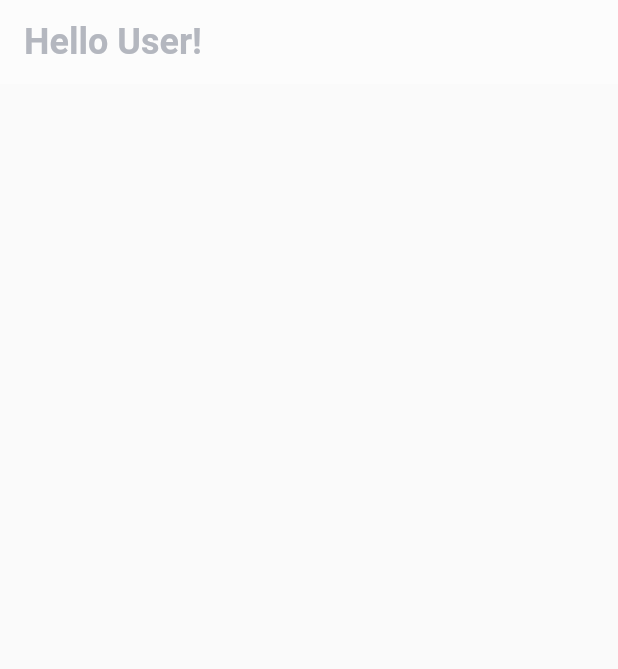
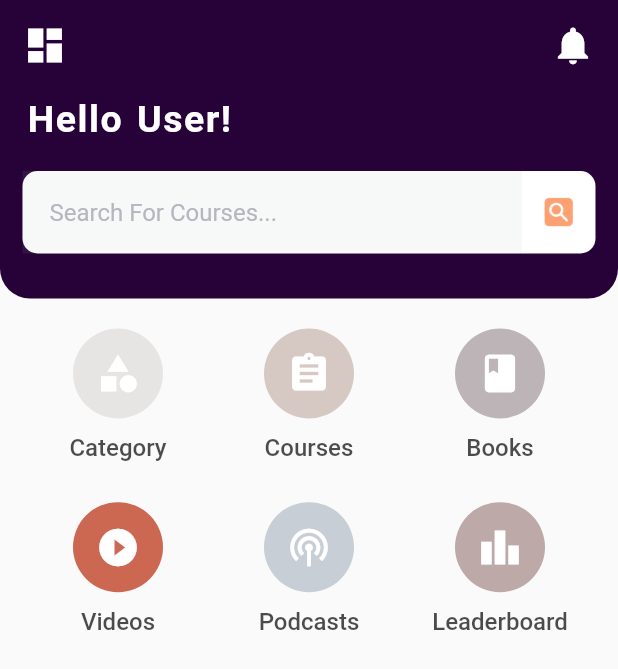
Before and after one commit to rai-Aman/Stellar-Study-Application, a Flutter app: the screen it shows after launch, on a phone screen of 412 x 824 dp. Shown: the top 669 px of the screen. Run offline on Flutter 3.47's test engine with Material 2 defaults, Android fonts, the light colour scheme and no system bars; drawn by our look-alikes of animated_text_kit; our stand-ins replace sqflite; accounts and stored records are empty.

Commit message:
Home page day 1

```diff
--- /dev/null
+++ b/lib/constants/colors.dart
@@ -0,0 +1,8 @@
+import 'package:flutter/material.dart';
+
+const Color catColor1 = Color(0xaaa08080);
+const Color catColor2 = Color(0xbbb5bec7);
+const Color catColor3 = Color(0xccc04327);
+const Color catColor4 = Color(0x66624b53);
+const Color catColor5 = Color(0xcccdbbb5);
+const Color catColor6 = Color(0xeee6e3e2);
--- a/lib/stellarHome.dart
+++ b/lib/stellarHome.dart
@@ -10,28 +10,179 @@
 }
 
 class _MyStellarHomeState extends State<MyStellarHome> {
+  //making category list for user
+  List chooseCategory = [
+    'Category',
+    'Courses',
+    'Books',
+    'Videos',
+    'Podcasts',
+    'Leaderboard',
+  ];
+
+  List<Color> categoryColor = [
+    const Color(0xeee6e3e2),
+    const Color(0xcccdbbb5),
+    const Color(0x66624b53),
+    const Color(0xccc04327),
+    const Color(0xbbb5bec7),
+    const Color(0xaaa08080),
+  ];
+  List<Icon> categoryIcon = [
+    const Icon(Icons.category, color: Colors.white, size: 30),
+    const Icon(Icons.assignment, color: Colors.white, size: 30),
+    const Icon(Icons.book, color: Colors.white, size: 30),
+    const Icon(Icons.play_circle_fill, color: Colors.white, size: 30),
+    const Icon(Icons.podcasts, color: Colors.white, size: 30),
+    const Icon(Icons.leaderboard, color: Colors.white, size: 30),
+  ];
+
   @override
   Widget build(BuildContext context) {
     return Scaffold(
-      appBar: AppBar(
-        backgroundColor: const Color(0xFFFCFCFC),
-        elevation: 0,
-        centerTitle: false,
-        title: AnimatedTextKit(
+      body: ListView(
+        children: [
+          Container(
+            padding:
+                const EdgeInsets.only(top: 15, left: 15, right: 15, bottom: 10),
+            decoration: const BoxDecoration(
+              color: Color.fromARGB(255, 38, 2, 56),
+              borderRadius: BorderRadius.only(
+                bottomLeft: Radius.circular(20),
+                bottomRight: Radius.circular(20),
+              ),
+            ),
+            child: Column(
+              crossAxisAlignment: CrossAxisAlignment.start,
+              children: [
+                Row(
+                  mainAxisAlignment: MainAxisAlignment.spaceBetween,
+                  children: const [
+                    Icon(
+                      Icons.dashboard,
+                      size: 30,
+                      color: Colors.white,
+                    ),
+                    Icon(
+                      Icons.notifications,
+                      size: 30,
+                      color: Colors.white,
+                    )
+                  ],
+                ),
+                const SizedBox(height: 20),
+                Padding(
+                  padding: const EdgeInsets.only(left: 3, bottom: 15),
+                  child: AnimatedTextKit(
                     animatedTexts: [
                       WavyAnimatedText(
                         'Hello User!',
                         textStyle: const TextStyle(
-                fontSize: 24,
-                fontWeight: FontWeight.bold,
-                color: Color(0xFFB4B7BF),
+                          fontSize: 25,
+                          fontWeight: FontWeight.w600,
+                          letterSpacing: 1,
+                          wordSpacing: 2,
+                          color: Colors.white,
                         ),
-              // speed: const Duration(milliseconds: 120),
                       ),
                     ],
                     isRepeatingAnimation: true,
                   ),
                 ),
+                //End of code for upper part
+                Container(
+                  margin: const EdgeInsets.only(top: 5, bottom: 20),
+                  width: MediaQuery.of(context).size.width,
+                  height: 55,
+                  alignment: Alignment.center,
+                  decoration: BoxDecoration(
+                      color: Colors.white,
+                      borderRadius: BorderRadius.circular(10)),
+                  child: Row(
+                    children: [
+                      Expanded(
+                        child: TextFormField(
+                          decoration: InputDecoration(
+                            border: InputBorder.none,
+                            hintText: "Search For Courses...",
+                            fillColor: const Color(0xFFB4B7BF).withOpacity(0.1),
+                            filled: true,
+                            contentPadding: const EdgeInsets.all(18),
+                            hintStyle: const TextStyle(
+                              color: Color(0xFFB4B7BF),
+                            ),
+                          ),
+                        ),
+                      ),
+                      Material(
+                        color: Colors.transparent,
+                        child: InkWell(
+                          onTap: () {
+                            // add your search functionality here
+                          },
+                          splashColor: const Color(
+                              0xFFB4B7BF), // set the color of the ripple effect
+                          borderRadius: BorderRadius.circular(10),
+                          child: Padding(
+                            padding: const EdgeInsets.all(12),
+                            child: Image.asset(
+                              "loginRegisterImages/searchIconOrange.png",
+                              height: 35,
+                              width: 25,
+                            ),
+                          ),
+                        ),
+                      ),
+                    ],
+                  ),
+                ),
+              ],
+            ),
+          ),
+          Padding(
+              padding: const EdgeInsets.only(top: 20, left: 15, right: 15),
+              child: Column(
+                children: [
+                  GridView.builder(
+                    itemCount: chooseCategory.length, //for looping icons
+                    shrinkWrap: true,
+                    physics: const NeverScrollableScrollPhysics(),
+                    gridDelegate:
+                        const SliverGridDelegateWithFixedCrossAxisCount(
+                            crossAxisCount: 3, childAspectRatio: 1.1),
+                    itemBuilder: (context, index) {
+                      return Column(
+                        children: [
+                          Container(
+                            height: 60,
+                            width: 60,
+                            decoration: BoxDecoration(
+                              color: categoryColor[index],
+                              shape: BoxShape.circle,
+                            ),
+                            child: Center(
+                              child: categoryIcon[index],
+                            ),
+                          ),
+                          const SizedBox(
+                            height: 10,
+                          ),
+                          Text(
+                            chooseCategory[index],
+                            style: TextStyle(
+                              fontSize: 16,
+                              fontWeight: FontWeight.w500,
+                              color: Colors.black.withOpacity(0.7),
+                            ),
+                          )
+                        ],
+                      );
+                    },
+                  )
+                ],
+              )),
+        ],
+      ),
     );
   }
 }
```
Also changed, not shown: loginRegisterImages/searchIconOrange.png (added). Lines whose indentation alone changed are shown as unchanged.
